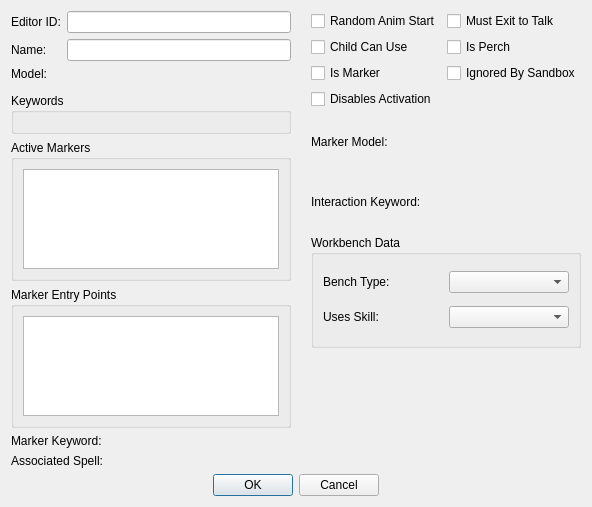
Above: native/src/DovahKit/ui/form_windows/furniture.ui from DavidJCobb/DovahKit before the change. Below: the same form after it.
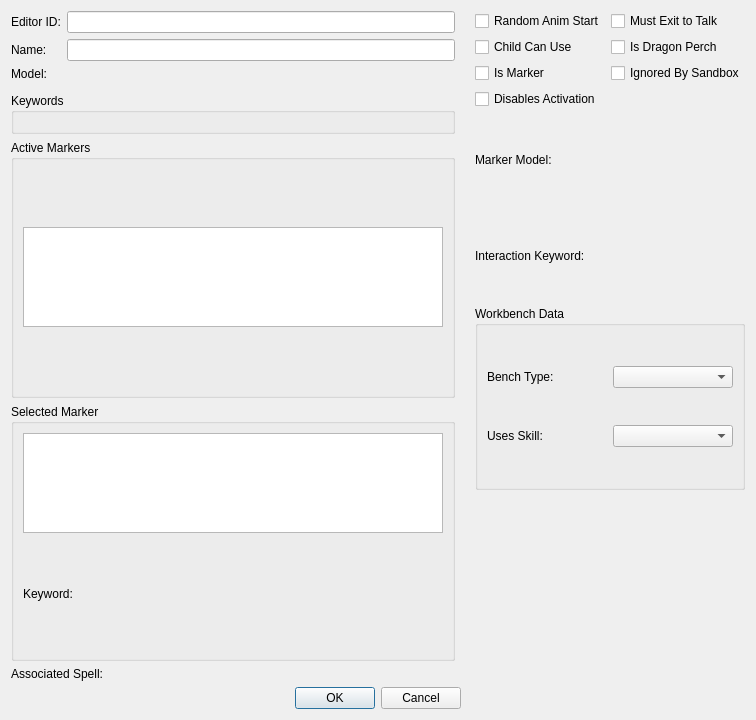
That is the form after the change. Custom widgets are drawn as their Qt base class.

Patch:
```diff
--- a/native/src/DovahKit/ui/form_windows/furniture.ui
+++ b/native/src/DovahKit/ui/form_windows/furniture.ui
@@ -2,6 +2,14 @@
 <ui version="4.0">
  <class>FormDialogFurniture</class>
  <widget class="QDialog" name="FormDialogFurniture">
+  <property name="geometry">
+   <rect>
+    <x>0</x>
+    <y>0</y>
+    <width>756</width>
+    <height>720</height>
+   </rect>
+  </property>
   <property name="windowTitle">
    <string>Furniture</string>
   </property>
@@ -92,7 +100,7 @@
        <item row="1" column="1">
         <widget class="QCheckBox" name="flagIsPerch">
          <property name="text">
-          <string>Is Perch</string>
+          <string>Is Dragon Perch</string>
          </property>
         </widget>
        </item>
@@ -257,7 +265,7 @@
      <item>
       <widget class="QGroupBox" name="groupBox_3">
        <property name="title">
-        <string>Marker Entry Points</string>
+        <string>Selected Marker</string>
        </property>
        <layout class="QGridLayout" name="gridLayout_5">
         <item row="0" column="0">
@@ -270,12 +278,33 @@
           </property>
          </widget>
         </item>
+        <item row="1" column="0">
+         <layout class="QGridLayout" name="gridLayout_10">
+          <item row="0" column="0">
+           <widget class="QLabel" name="label_4">
+            <property name="text">
+             <string>Keyword:</string>
+            </property>
+            <property name="buddy">
+             <cstring>markerKeyword</cstring>
+            </property>
+           </widget>
+          </item>
+          <item row="0" column="1">
+           <widget class="DKFormPicker" name="markerKeyword">
+            <property name="whatsThis">
+             <string>Each of a furniture's markers can be associated with a different keyword.</string>
+            </property>
+           </widget>
+          </item>
+         </layout>
+        </item>
        </layout>
       </widget>
      </item>
      <item>
       <layout class="QGridLayout" name="gridLayout_3">
-       <item row="1" column="0">
+       <item row="0" column="0">
         <widget class="QLabel" name="label_5">
          <property name="text">
           <string>Associated Spell:</string>
@@ -285,21 +314,12 @@
          </property>
         </widget>
        </item>
-       <item row="0" column="0">
-        <widget class="QLabel" name="label_4">
-         <property name="text">
-          <string>Marker Keyword:</string>
-         </property>
-         <property name="buddy">
-          <cstring>markerKeyword</cstring>
-         </property>
-        </widget>
-       </item>
        <item row="0" column="1">
-        <widget class="DKFormPicker" name="markerKeyword"/>
-       </item>
-       <item row="1" column="1">
-        <widget class="DKFormPicker" name="associatedSpell"/>
+        <widget class="DKFormPicker" name="associatedSpell">
+         <property name="whatsThis">
+          <string>A spell that will be applied to actors while they use this furniture.</string>
+         </property>
+        </widget>
        </item>
       </layout>
      </item>
```
Left out of the diff: 26 changed lines with no effect on the pictures.
